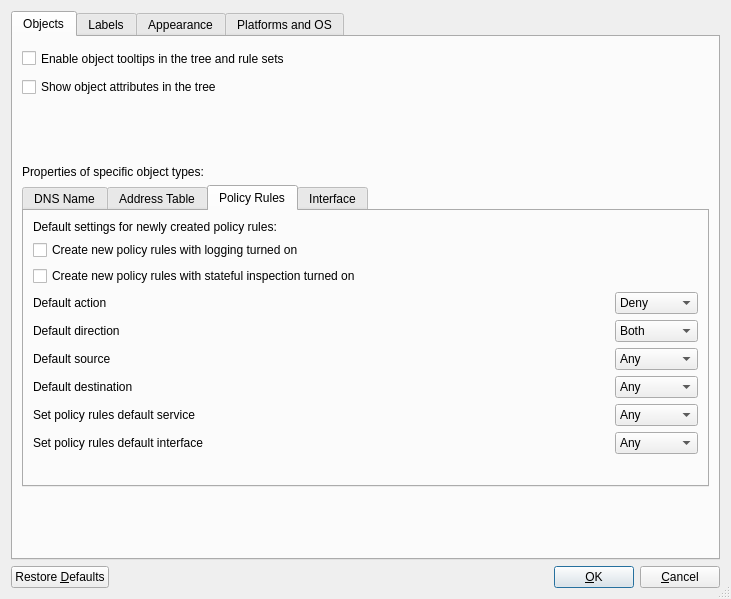
Before: the Qt Designer form src/firewallfabrik/gui/ui/prefsdialog_q.ui in Linuxfabrik/firewallfabrik, drawn with Qt 5.
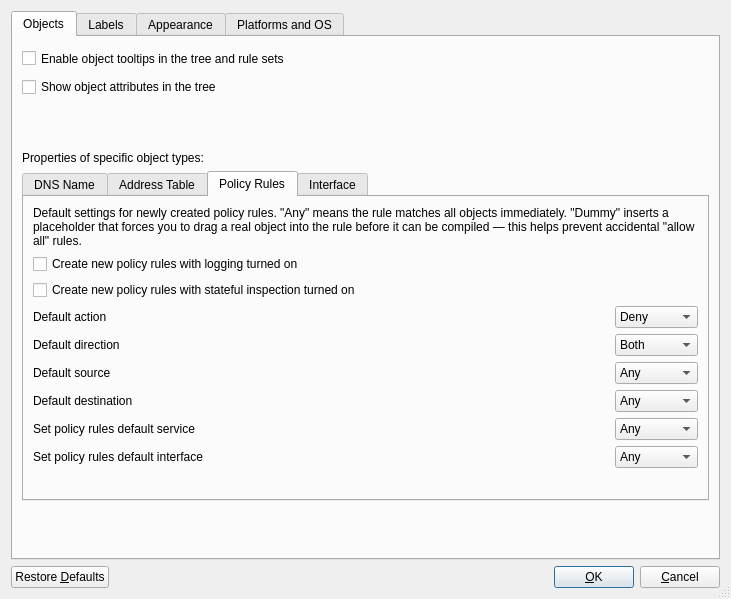
After: the same form once the commit is applied. The open tabs and pages were chosen to show the change. Icons and pictures are not drawn.

Commit message:
fix(gui): Preferences Dummy defaults now insert placeholder objects
When source/destination/service/interface is set to "Dummy" in
Preferences > Policy Rules, new rules get the Dummy placeholder
object inserted into the corresponding rule_elements slot. This
forces the user to replace it with a real object before the rule
can be compiled, preventing accidental "allow all" rules.

Also added an explanation of the "Any" vs "Dummy" concept to the
Policy Rules tab description text.

The edit to the form file:
```diff
--- a/src/firewallfabrik/gui/ui/prefsdialog_q.ui
+++ b/src/firewallfabrik/gui/ui/prefsdialog_q.ui
@@ -332,7 +332,7 @@
            <item>
             <widget class="QLabel" name="label_19">
              <property name="text">
-              <string>Default settings for newly created policy rules:</string>
+              <string>Default settings for newly created policy rules. "Any" means the rule matches all objects immediately. "Dummy" inserts a placeholder that forces you to drag a real object into the rule before it can be compiled — this helps prevent accidental "allow all" rules.</string>
              </property>
              <property name="wordWrap">
               <bool>true</bool>
```
The commit also changes 2 other files.
